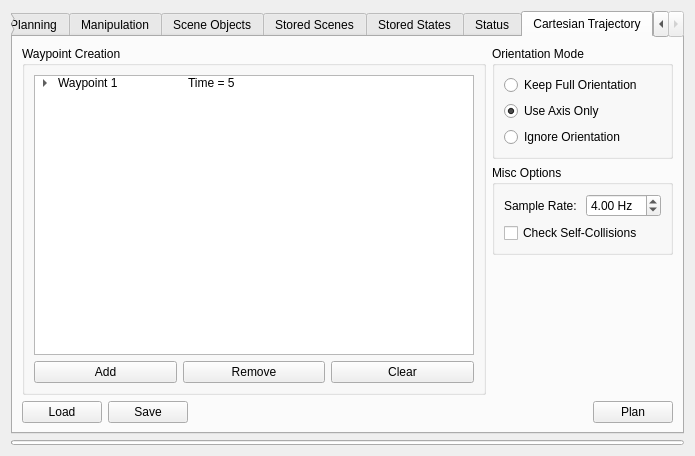
The window that vigir_moveit_rviz_ui/vigir_motion_planning_rviz_plugin/src/ui/motion_planning_rviz_plugin_frame.ui (team-vigir/vigir_manipulation_planning) describes before a commit, drawn with Qt 5.
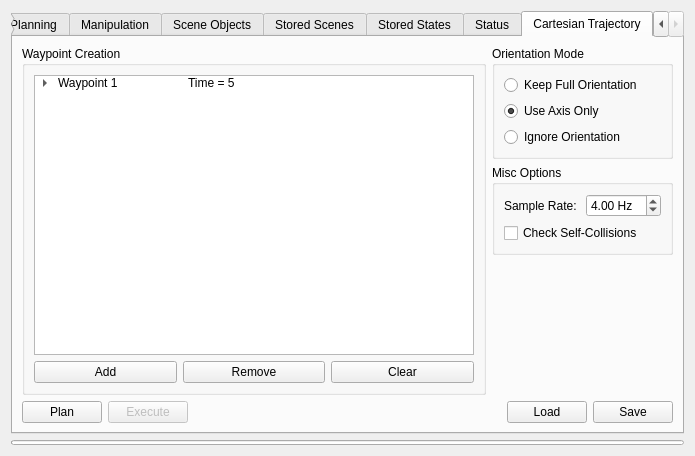
The same window after the commit.

Commit message: rviz plugin cleanup + added execute button to cart trajectory tab

Patch:
```diff
--- a/vigir_moveit_rviz_ui/vigir_motion_planning_rviz_plugin/src/ui/motion_planning_rviz_plugin_frame.ui
+++ b/vigir_moveit_rviz_ui/vigir_motion_planning_rviz_plugin/src/ui/motion_planning_rviz_plugin_frame.ui
@@ -1688,7 +1688,31 @@
         </spacer>
        </item>
        <item row="3" column="0" colspan="2">
-        <layout class="QHBoxLayout" name="horizontalLayout_12" stretch="0,0,1,0">
+        <layout class="QHBoxLayout" name="horizontalLayout_12" stretch="0,0,1,0,0">
+         <item>
+          <widget class="QPushButton" name="plan_cartesian_trajectory_button">
+           <property name="text">
+            <string>Plan</string>
+           </property>
+          </widget>
+         </item>
+         <item>
+          <widget class="QPushButton" name="execute_cartesian_trajectory_button">
+           <property name="enabled">
+            <bool>false</bool>
+           </property>
+           <property name="text">
+            <string>Execute</string>
+           </property>
+          </widget>
+         </item>
+         <item>
+          <widget class="QLabel" name="cartesian_trajectory_status_label">
+           <property name="text">
+            <string/>
+           </property>
+          </widget>
+         </item>
          <item>
           <widget class="QPushButton" name="load_cartesian_trajectory_button">
            <property name="text">
@@ -1703,20 +1727,6 @@
            </property>
           </widget>
          </item>
-         <item>
-          <widget class="QLabel" name="cartesian_trajectory_status_label">
-           <property name="text">
-            <string/>
-           </property>
-          </widget>
-         </item>
-         <item>
-          <widget class="QPushButton" name="plan_cartesian_trajectory_button">
-           <property name="text">
-            <string>Plan</string>
-           </property>
-          </widget>
-         </item>
         </layout>
        </item>
       </layout>
```
Left out of the diff: 2 changed lines with no effect on the pictures. The commit also changes 2 other files.
